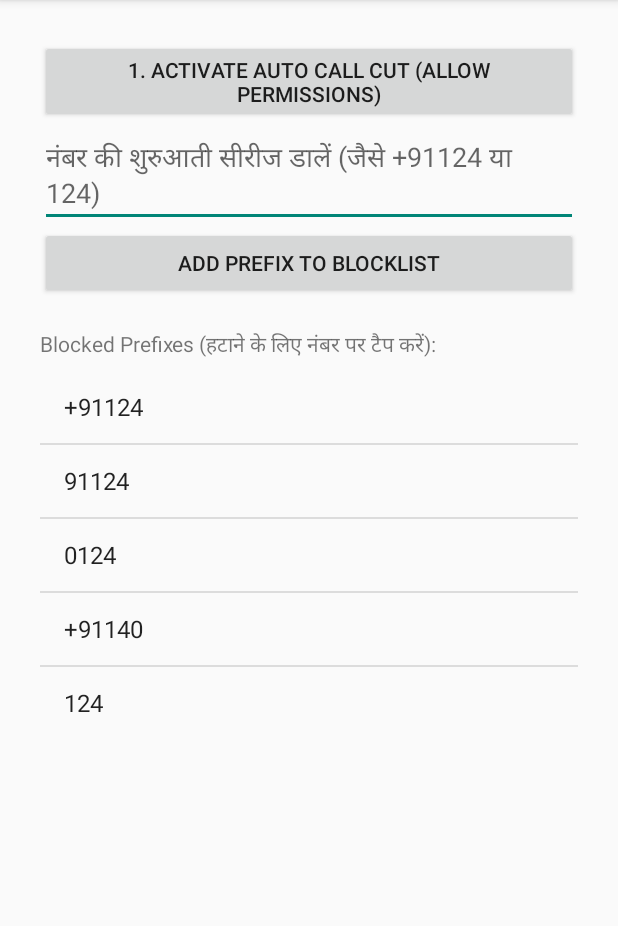
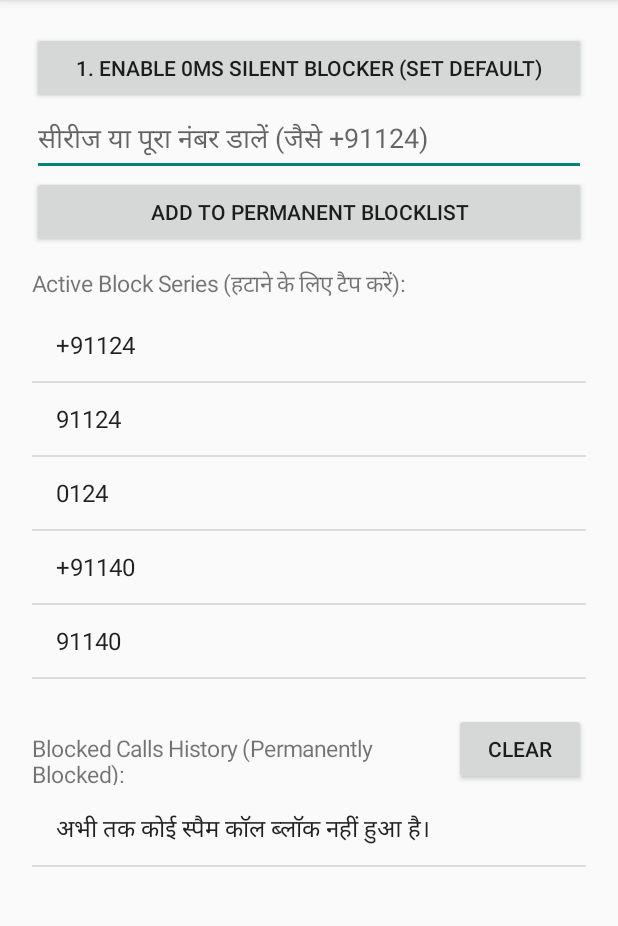
Before and after one commit to darygoyal-netizen/AutoCallBlocker, an Android app: the screen it shows after launch (MainActivity), on a phone screen of 412 x 824 dp, the part 84-1010 px from its top. Run offline under Robolectric (Android 15) with nearby library versions, the phone set to English and light mode, and no system bars.

Commit message:
Update MainActivity.kt

```diff
--- a/app/src/main/java/com/harshit/callblocker/MainActivity.kt
+++ b/app/src/main/java/com/harshit/callblocker/MainActivity.kt
@@ -3,9 +3,11 @@ package com.harshit.callblocker
 import android.Manifest
 import android.app.role.RoleManager
 import android.content.Context
+import android.content.Intent
 import android.content.pm.PackageManager
 import android.os.Build
 import android.os.Bundle
+import android.provider.Settings
 import android.widget.*
 import androidx.activity.result.contract.ActivityResultContracts
 import androidx.appcompat.app.AppCompatActivity
@@ -13,114 +15,159 @@ import androidx.core.content.ContextCompat
 
 class MainActivity : AppCompatActivity() {
 
-    private lateinit var listView: ListView
-    private lateinit var adapter: ArrayAdapter<String>
+    private lateinit var prefixAdapter: ArrayAdapter<String>
+    private lateinit var historyAdapter: ArrayAdapter<String>
     private val prefixList = mutableListOf<String>()
+    private val historyList = mutableListOf<String>()
 
     private val permissionLauncher = registerForActivityResult(
         ActivityResultContracts.RequestMultiplePermissions()
-    ) { permissions ->
-        val allGranted = permissions.entries.all { it.value }
-        if (allGranted) {
-            Toast.makeText(this, "Auto Call Cut एक्टिवेट हो गया!", Toast.LENGTH_LONG).show()
-            requestScreeningRoleOptional()
-        } else {
-            Toast.makeText(this, "कृपया सभी Phone Permissions को Allow करें!", Toast.LENGTH_LONG).show()
-        }
+    ) {
+        requestScreeningRole()
     }
 
     private val roleLauncher = registerForActivityResult(
         ActivityResultContracts.StartActivityForResult()
-    ) { }
+    ) { result ->
+        if (result.resultCode == RESULT_OK) {
+            Toast.makeText(this, "0ms Pre-Ring Blocker एक्टिवेट हो गया!", Toast.LENGTH_LONG).show()
+        }
+    }
 
     override fun onCreate(savedInstanceState: Bundle?) {
         super.onCreate(savedInstanceState)
 
-        val prefs = getSharedPreferences("BlockerPrefs", Context.MODE_PRIVATE)
-        val defaultSet = setOf("+91124", "91124", "0124", "+91140", "124")
-        val saved = prefs.getStringSet("prefixes", defaultSet) ?: defaultSet
-        prefixList.addAll(saved)
+        prefixList.addAll(BlockHelper.getPrefixes(this))
+        historyList.addAll(BlockHelper.getHistoryList(this))
 
         val layout = LinearLayout(this).apply {
             orientation = LinearLayout.VERTICAL
-            setPadding(40, 40, 40, 40)
+            setPadding(32, 32, 32, 32)
         }
 
         val roleBtn = Button(this).apply {
-            text = "1. ACTIVATE AUTO CALL CUT (ALLOW PERMISSIONS)"
-            setOnClickListener { requestAllPermissions() }
+            text = "1. ENABLE 0ms SILENT BLOCKER (SET DEFAULT)"
+            setOnClickListener {
+                requestAllPermissions()
+                requestScreeningRole()
+            }
         }
 
         val input = EditText(this).apply {
-            hint = "नंबर की शुरुआती सीरीज डालें (जैसे +91124 या 124)"
+            hint = "सीरीज या पूरा नंबर डालें (जैसे +91124)"
         }
 
         val addBtn = Button(this).apply {
-            text = "ADD PREFIX TO BLOCKLIST"
+            text = "ADD TO PERMANENT BLOCKLIST"
             setOnClickListener {
                 val text = input.text.toString().trim()
                 if (text.isNotEmpty() && !prefixList.contains(text)) {
                     prefixList.add(text)
                     savePrefixes()
-                    adapter.notifyDataSetChanged()
+                    prefixAdapter.notifyDataSetChanged()
                     input.text.clear()
                 }
             }
         }
 
-        val infoText = TextView(this).apply {
-            text = "Blocked Prefixes (हटाने के लिए नंबर पर टैप करें):"
-            setPadding(0, 30, 0, 10)
+        val prefixTitle = TextView(this).apply {
+            text = "Active Block Series (हटाने के लिए टैप करें):"
+            textSize = 15f
+            setPadding(0, 20, 0, 8)
         }
 
-        listView = ListView(this)
-        adapter = ArrayAdapter(this, android.R.layout.simple_list_item_1, prefixList)
-        listView.adapter = adapter
+        val prefixListView = ListView(this).apply {
+            layoutParams = LinearLayout.LayoutParams(
+                LinearLayout.LayoutParams.MATCH_PARENT, 380
+            )
+        }
+        prefixAdapter = ArrayAdapter(this, android.R.layout.simple_list_item_1, prefixList)
+        prefixListView.adapter = prefixAdapter
 
-        listView.setOnItemClickListener { _, _, position, _ ->
+        prefixListView.setOnItemClickListener { _, _, position, _ ->
             val removed = prefixList.removeAt(position)
             savePrefixes()
-            adapter.notifyDataSetChanged()
+            prefixAdapter.notifyDataSetChanged()
             Toast.makeText(this, "$removed हटाया गया", Toast.LENGTH_SHORT).show()
         }
+
+        val historyHeaderLayout = LinearLayout(this).apply {
+            orientation = LinearLayout.HORIZONTAL
+            setPadding(0, 24, 0, 8)
+        }
+
+        val historyTitle = TextView(this).apply {
+            text = "Blocked Calls History (Permanently Blocked):"
+            textSize = 15f
+            layoutParams = LinearLayout.LayoutParams(0, LinearLayout.LayoutParams.WRAP_CONTENT, 1f)
+        }
+
+        val clearBtn = Button(this).apply {
+            text = "Clear"
+            setOnClickListener {
+                BlockHelper.clearHistory(this@MainActivity)
+                refreshHistory()
+            }
+        }
+        historyHeaderLayout.addView(historyTitle)
+        historyHeaderLayout.addView(clearBtn)
+
+        val historyListView = ListView(this).apply {
+            layoutParams = LinearLayout.LayoutParams(
+                LinearLayout.LayoutParams.MATCH_PARENT, 0, 1f
+            )
+        }
+        historyAdapter = ArrayAdapter(this, android.R.layout.simple_list_item_1, historyList)
+        historyListView.adapter = historyAdapter
 
         layout.addView(roleBtn)
         layout.addView(input)
         layout.addView(addBtn)
-        layout.addView(infoText)
-        layout.addView(listView)
+        layout.addView(prefixTitle)
+        layout.addView(prefixListView)
+        layout.addView(historyHeaderLayout)
+        layout.addView(historyListView)
 
         setContentView(layout)
-
-        // ऐप खुलते ही परमिशन चेक करें
         requestAllPermissions()
     }
 
+    override fun onResume() {
+        super.onResume()
+        refreshHistory()
+    }
+
+    private fun refreshHistory() {
+        historyList.clear()
+        historyList.addAll(BlockHelper.getHistoryList(this))
+        historyAdapter.notifyDataSetChanged()
+    }
+
     private fun requestAllPermissions() {
-        val requiredPermissions = arrayOf(
+        val perms = arrayOf(
             Manifest.permission.READ_PHONE_STATE,
             Manifest.permission.READ_CALL_LOG,
             Manifest.permission.ANSWER_PHONE_CALLS,
-            Manifest.permission.CALL_PHONE
+            Manifest.permission.CALL_PHONE,
+            Manifest.permission.READ_CONTACTS
         )
-
-        val missing = requiredPermissions.filter {
+        val missing = perms.filter {
             ContextCompat.checkSelfPermission(this, it) != PackageManager.PERMISSION_GRANTED
         }
-
         if (missing.isNotEmpty()) {
             permissionLauncher.launch(missing.toTypedArray())
-        } else {
-            Toast.makeText(this, "Auto Blocker पूरी तरह तैयार और चालू है!", Toast.LENGTH_SHORT).show()
         }
     }
 
-    private fun requestScreeningRoleOptional() {
+    private fun requestScreeningRole() {
         if (Build.VERSION.SDK_INT >= Build.VERSION_CODES.Q) {
             val roleManager = getSystemService(Context.ROLE_SERVICE) as RoleManager
-            if (roleManager.isRoleAvailable(RoleManager.ROLE_CALL_SCREENING) &&
-                !roleManager.isRoleHeld(RoleManager.ROLE_CALL_SCREENING)) {
-                roleLauncher.launch(roleManager.createRequestRoleIntent(RoleManager.ROLE_CALL_SCREENING))
+            if (roleManager.isRoleAvailable(RoleManager.ROLE_CALL_SCREENING)) {
+                if (!roleManager.isRoleHeld(RoleManager.ROLE_CALL_SCREENING)) {
+                    roleLauncher.launch(roleManager.createRequestRoleIntent(RoleManager.ROLE_CALL_SCREENING))
+                } else {
+                    Toast.makeText(this, "0ms Silent Blocker पहले से चालू है!", Toast.LENGTH_SHORT).show()
+                }
             }
         }
     }
```
